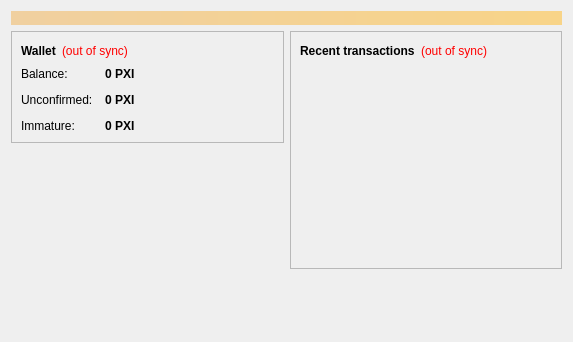
Before: the Qt Designer form src/qt/forms/overviewpage.ui in Prime-Cryptos/Prime-xi, drawn with Qt 5.
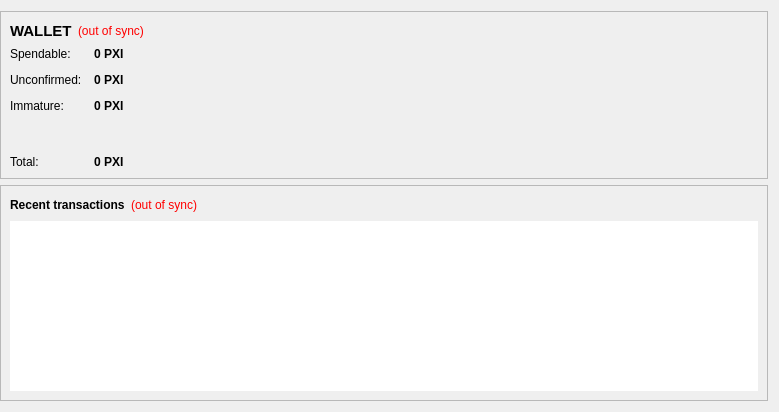
After: the same form once the commit is applied.

Patch:
```diff
--- a/src/qt/forms/overviewpage.ui
+++ b/src/qt/forms/overviewpage.ui
@@ -6,36 +6,31 @@
    <rect>
     <x>0</x>
     <y>0</y>
-    <width>573</width>
-    <height>342</height>
+    <width>779</width>
+    <height>412</height>
    </rect>
   </property>
   <property name="windowTitle">
    <string>Form</string>
   </property>
-  <layout class="QVBoxLayout" name="topLayout">
-   <item>
-    <widget class="QLabel" name="labelAlerts">
-     <property name="visible">
-      <bool>false</bool>
-     </property>
-     <property name="styleSheet">
-      <string notr="true">background-color: qlineargradient(x1: 0, y1: 0, x2: 1, y2: 0, stop:0 #F0D0A0, stop:1 #F8D488); color:#000000;</string>
+  <layout class="QGridLayout" name="gridLayout">
+   <property name="leftMargin">
+    <number>0</number>
+   </property>
+   <item row="0" column="0">
+    <widget class="QFrame" name="walletContainer">
+     <property name="sizePolicy">
+      <sizepolicy hsizetype="Preferred" vsizetype="Maximum">
+       <horstretch>0</horstretch>
+       <verstretch>0</verstretch>
+      </sizepolicy>
      </property>
-     <property name="wordWrap">
-      <bool>true</bool>
+     <property name="maximumSize">
+      <size>
+       <width>16777215</width>
+       <height>220</height>
+      </size>
      </property>
-     <property name="margin">
-      <number>3</number>
-     </property>
-    </widget>
-   </item>
-   <item>
-    <layout class="QHBoxLayout" name="horizontalLayout" stretch="1,1">
-     <item>
-      <layout class="QVBoxLayout" name="verticalLayout_2">
-       <item>
-        <widget class="QFrame" name="frame">
          <property name="frameShape">
           <enum>QFrame::StyledPanel</enum>
          </property>
@@ -49,12 +44,16 @@
              <widget class="QLabel" name="label_5">
               <property name="font">
                <font>
+            <pointsize>11</pointsize>
                 <weight>75</weight>
                 <bold>true</bold>
                </font>
               </property>
+          <property name="styleSheet">
+           <string notr="true">background-color: transparent;QLabel { color: white; }</string>
+          </property>
               <property name="text">
-               <string>Wallet</string>
+           <string>WALLET</string>
               </property>
              </widget>
             </item>
@@ -64,7 +63,7 @@
                <string>The displayed information may be out of date. Your wallet automatically synchronizes with the primexi network after a connection is established, but this process has not completed yet.</string>
               </property>
               <property name="styleSheet">
-               <string notr="true">QLabel { color: red; }</string>
+           <string notr="true">QLabel { color: red;Background-color:transparent }</string>
               </property>
               <property name="text">
                <string notr="true">(out of sync)</string>
@@ -102,8 +101,11 @@
             </property>
             <item row="0" column="0">
              <widget class="QLabel" name="label">
+          <property name="styleSheet">
+           <string notr="true">background-color: transparent;</string>
+          </property>
               <property name="text">
-               <string>Balance:</string>
+           <string>Spendable:</string>
               </property>
              </widget>
             </item>
@@ -119,7 +121,10 @@
                <cursorShape>IBeamCursor</cursorShape>
               </property>
               <property name="toolTip">
-               <string>Your current balance</string>
+           <string>Your current spendable balance</string>
+          </property>
+          <property name="styleSheet">
+           <string notr="true"/>
               </property>
               <property name="text">
                <string notr="true">0 PXI</string>
@@ -129,14 +134,17 @@
               </property>
              </widget>
             </item>
-            <item row="1" column="0">
+        <item row="2" column="0">
              <widget class="QLabel" name="label_3">
+          <property name="styleSheet">
+           <string notr="true">background-color: transparent;</string>
+          </property>
               <property name="text">
                <string>Unconfirmed:</string>
               </property>
              </widget>
             </item>
-            <item row="1" column="1">
+        <item row="2" column="1">
              <widget class="QLabel" name="labelUnconfirmed">
               <property name="font">
                <font>
@@ -158,14 +166,17 @@
               </property>
              </widget>
             </item>
-            <item row="2" column="0">
+        <item row="3" column="0">
              <widget class="QLabel" name="labelImmatureText">
+          <property name="styleSheet">
+           <string notr="true">background-color: transparent;</string>
+          </property>
               <property name="text">
                <string>Immature:</string>
               </property>
              </widget>
             </item>
-            <item row="2" column="1">
+        <item row="3" column="1">
              <widget class="QLabel" name="labelImmature">
               <property name="font">
                <font>
@@ -184,12 +195,7 @@
               </property>
              </widget>
             </item>
-           </layout>
-          </item>
-         </layout>
-        </widget>
-       </item>
-       <item>
+        <item row="4" column="0">
         <spacer name="verticalSpacer">
          <property name="orientation">
           <enum>Qt::Vertical</enum>
@@ -202,12 +208,58 @@
          </property>
         </spacer>
        </item>
-      </layout>
-     </item>
-     <item>
-      <layout class="QVBoxLayout" name="verticalLayout_3">
-       <item>
-        <widget class="QFrame" name="frame_2">
+        <item row="4" column="1">
+         <spacer name="verticalSpacer_2">
+          <property name="orientation">
+           <enum>Qt::Vertical</enum>
+          </property>
+          <property name="sizeHint" stdset="0">
+           <size>
+            <width>20</width>
+            <height>40</height>
+           </size>
+          </property>
+         </spacer>
+        </item>
+        <item row="5" column="0">
+         <widget class="QLabel" name="labelTotalText">
+          <property name="styleSheet">
+           <string notr="true">background-color: transparent;</string>
+          </property>
+          <property name="text">
+           <string>Total:</string>
+          </property>
+         </widget>
+        </item>
+        <item row="5" column="1">
+         <widget class="QLabel" name="labelTotal">
+          <property name="font">
+           <font>
+            <weight>75</weight>
+            <bold>true</bold>
+           </font>
+          </property>
+          <property name="cursor">
+           <cursorShape>IBeamCursor</cursorShape>
+          </property>
+          <property name="toolTip">
+           <string>Your current total balance</string>
+          </property>
+          <property name="text">
+           <string notr="true">0 PXI</string>
+          </property>
+          <property name="textInteractionFlags">
+           <set>Qt::LinksAccessibleByMouse|Qt::TextSelectableByKeyboard|Qt::TextSelectableByMouse</set>
+          </property>
+         </widget>
+        </item>
+       </layout>
+      </item>
+     </layout>
+    </widget>
+   </item>
+   <item row="1" column="0">
+    <widget class="QFrame" name="transactionContainer">
          <property name="frameShape">
           <enum>QFrame::StyledPanel</enum>
          </property>
@@ -219,6 +271,9 @@
            <layout class="QHBoxLayout" name="horizontalLayout_2">
             <item>
              <widget class="QLabel" name="label_4">
+          <property name="styleSheet">
+           <string notr="true">background-color: transparent;</string>
+          </property>
               <property name="text">
                <string>&lt;b&gt;Recent transactions&lt;/b&gt;</string>
               </property>
@@ -230,7 +285,7 @@
                <string>The displayed information may be out of date. Your wallet automatically synchronizes with the primexi network after a connection is established, but this process has not completed yet.</string>
               </property>
               <property name="styleSheet">
-               <string notr="true">QLabel { color: red; }</string>
+           <string notr="true">QLabel { color: red;Background-color:transparent }</string>
               </property>
               <property name="text">
                <string notr="true">(out of sync)</string>
@@ -257,15 +312,9 @@
           </item>
           <item>
            <widget class="QListView" name="listTransactions">
-            <property name="styleSheet">
-             <string notr="true">QListView { background: transparent; }</string>
-            </property>
             <property name="frameShape">
              <enum>QFrame::NoFrame</enum>
             </property>
-            <property name="verticalScrollBarPolicy">
-             <enum>Qt::ScrollBarAlwaysOff</enum>
-            </property>
             <property name="horizontalScrollBarPolicy">
              <enum>Qt::ScrollBarAlwaysOff</enum>
             </property>
@@ -276,23 +325,6 @@
           </item>
          </layout>
         </widget>
-       </item>
-       <item>
-        <spacer name="verticalSpacer_2">
-         <property name="orientation">
-          <enum>Qt::Vertical</enum>
-         </property>
-         <property name="sizeHint" stdset="0">
-          <size>
-           <width>20</width>
-           <height>40</height>
-          </size>
-         </property>
-        </spacer>
-       </item>
-      </layout>
-     </item>
-    </layout>
    </item>
   </layout>
  </widget>
```
Left out of the diff: 13 changed lines with no effect on the pictures. Lines whose indentation alone changed are shown as unchanged.
